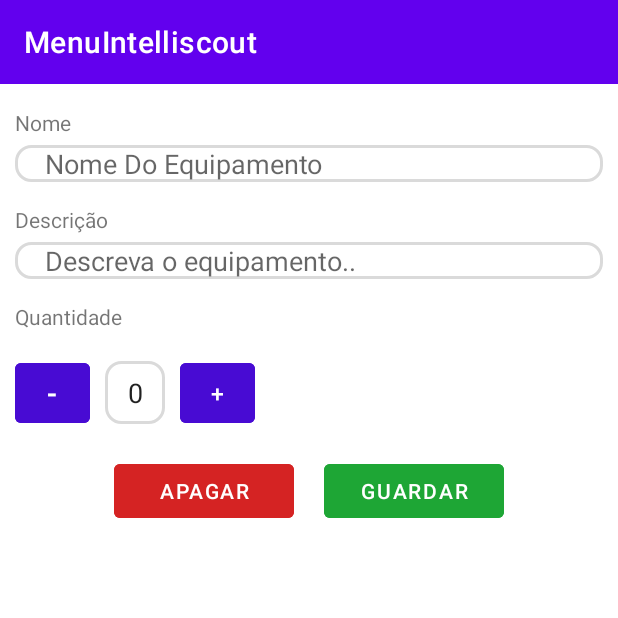
After one commit to NunoIsidoro/IntelliScoutV2.0, an Android app: the EditEquipmentActivity screen opened directly, with no data from a screen before it, on a phone screen of 412 x 824 dp, the top half of it. The commit adds this screen. Run offline under Robolectric (Android 15) with nearby library versions, the phone set to English and light mode, and no system bars; network calls fail; 1 statement that could not run was skipped.

Commit message:
AddEquipment and ListEquipment added

```diff
--- /dev/null
+++ b/app/src/main/java/com/universe/intelliscout/Equipment/EditEquipmentActivity.kt
@@ -0,0 +1,101 @@
+package com.universe.intelliscout.Equipment
+
+import androidx.appcompat.app.AppCompatActivity
+import android.os.Bundle
+import android.widget.Button
+import android.widget.EditText
+import android.widget.Toast
+import com.universe.intelliscout.Models.Equipment
+import com.universe.intelliscout.R
+import kotlinx.coroutines.Dispatchers
+import kotlinx.coroutines.GlobalScope
+import kotlinx.coroutines.launch
+
+class EditEquipmentActivity : AppCompatActivity() {
+    override fun onCreate(savedInstanceState: Bundle?) {
+        super.onCreate(savedInstanceState)
+        setContentView(R.layout.equipment_edit_activity)
+
+        var count = 0
+        var id: Int? = null
+        var name: String? = null
+        var quantity: Int? = null
+        var descr: String? = null
+
+        val editTextQuantity = findViewById<EditText>(R.id.editTextQuantityEquipment)
+        val editTextName = findViewById<EditText>(R.id.editTextName)
+        val editTextDescription = findViewById<EditText>(R.id.editTextDescription)
+        val buttonPlus = findViewById<Button>(R.id.buttonPlus)
+        val buttonDown = findViewById<Button>(R.id.buttonSubtract)
+        val buttonSave = findViewById<Button>(R.id.buttonSave)
+        val buttonDelete = findViewById<Button>(R.id.buttonDelete)
+
+        val bundle = intent.extras
+        bundle?.let{
+            id = it.getInt("id")
+            name = it.getString("name")
+            quantity = it.getInt("quantity")
+            descr = it.getString("descr")
+        }
+
+        count = quantity!!
+
+        editTextName.setText(name)
+        editTextDescription.setText(descr)
+        editTextQuantity.setText(count.toString())
+
+        buttonPlus.setOnClickListener {
+            count = editTextQuantity.text.toString().toInt()
+            // increment counter
+            count++
+            // writes counter position
+            editTextQuantity.setText(count.toString())
+        }
+
+
+        buttonDown.setOnClickListener {
+            count = editTextQuantity.text.toString().toInt()
+            // decrement counter
+            if (count > 0)
+                count--
+            //writes counter position
+            editTextQuantity.setText(count.toString())
+
+        }
+
+        buttonDelete.setOnClickListener {
+
+            GlobalScope.launch(Dispatchers.IO){
+                EquipmentRequest.removeEquipment(id!!)
+            }
+
+            Toast.makeText(this, "Equipamento removido com sucesso!", Toast.LENGTH_SHORT).show()
+            finish()
+
+        }
+
+        buttonSave.setOnClickListener {
+
+            val equipment = Equipment(id, editTextName.text.toString(), editTextQuantity.text.toString().toInt(), editTextDescription.text.toString(), "")
+            var resultRequest = true
+
+            println("equipment = ${equipment.name}")
+
+            GlobalScope.launch(Dispatchers.IO){
+
+                resultRequest = EquipmentRequest.editEquipment(equipment)
+
+            }
+
+            if(resultRequest) {
+                Toast.makeText(this, "Equipamento alterado com sucesso!", Toast.LENGTH_SHORT).show()
+                finish()
+            }
+            else
+                Toast.makeText(this, "Problema no envio, por favor tente novamente!", Toast.LENGTH_SHORT).show()
+
+
+        }
+
+    }
+}
--- a/app/src/main/java/com/universe/intelliscout/Models/Equipment.kt
+++ b/app/src/main/java/com/universe/intelliscout/Models/Equipment.kt
@@ -30,7 +30,7 @@ class Equipment {
         jsonObject.put("name", name)
         jsonObject.put("quantity", quantity)
         jsonObject.put("descr", descr)
-        jsonObject.put("imgUrl", imgUrl)
+        jsonObject.put("img_url", imgUrl)
         return  jsonObject
     }
 
--- a/app/src/main/java/com/universe/intelliscout/Profile/EditProfileActivity.kt
+++ b/app/src/main/java/com/universe/intelliscout/Profile/EditProfileActivity.kt
@@ -7,6 +7,6 @@ import com.universe.intelliscout.R
 class EditProfileActivity : AppCompatActivity() {
     override fun onCreate(savedInstanceState: Bundle?) {
         super.onCreate(savedInstanceState)
-        setContentView(R.layout.activity_edit_profile)
+        setContentView(R.layout.profile_edit_activity)
     }
 }
--- /dev/null
+++ b/app/src/main/res/layout/equipment_edit_activity.xml
@@ -0,0 +1,160 @@
+<?xml version="1.0" encoding="utf-8"?>
+<ScrollView xmlns:android="http://schemas.android.com/apk/res/android"
+    xmlns:app="http://schemas.android.com/apk/res-auto"
+    xmlns:tools="http://schemas.android.com/tools"
+    android:layout_width="match_parent"
+    android:layout_height="match_parent"
+    tools:context=".Equipment.EditEquipmentActivity">
+
+    <androidx.constraintlayout.widget.ConstraintLayout
+        android:layout_width="match_parent"
+        android:layout_height="match_parent">
+
+        <TextView
+            android:id="@+id/textViewName"
+            android:layout_width="wrap_content"
+            android:layout_height="wrap_content"
+            android:layout_marginLeft="10dp"
+            android:layout_marginTop="16dp"
+            android:layout_marginRight="10dp"
+            android:text="Nome"
+            app:layout_constraintEnd_toEndOf="parent"
+            app:layout_constraintHorizontal_bias="0.0"
+            app:layout_constraintStart_toStartOf="parent"
+            app:layout_constraintTop_toTopOf="parent"
+            />
+
+
+        <EditText
+            android:id="@+id/editTextName"
+            android:layout_width="match_parent"
+            android:layout_height="wrap_content"
+            android:paddingLeft="20dp"
+            android:layout_marginLeft="10dp"
+            android:layout_marginTop="5dp"
+            android:layout_marginRight="10dp"
+            android:background="@drawable/edit_text_style"
+            android:hint="Nome Do Equipamento"
+            android:inputType="textPersonName"
+            app:layout_constraintEnd_toEndOf="parent"
+            app:layout_constraintStart_toStartOf="parent"
+            app:layout_constraintTop_toBottomOf="@+id/textViewName" />
+
+        <TextView
+            android:id="@+id/textViewDescription"
+            android:layout_width="0dp"
+            android:layout_height="wrap_content"
+            android:layout_marginLeft="10dp"
+            android:layout_marginTop="15dp"
+            android:layout_marginRight="10dp"
+            android:text="Descrição"
+            app:layout_constraintEnd_toEndOf="parent"
+            app:layout_constraintHorizontal_bias="0.842"
+            app:layout_constraintStart_toStartOf="parent"
+            app:layout_constraintTop_toBottomOf="@id/editTextName" />
+
+        <EditText
+            android:id="@+id/editTextDescription"
+            android:layout_width="match_parent"
+            android:layout_height="wrap_content"
+            android:paddingLeft="20dp"
+            android:layout_marginLeft="10dp"
+            android:layout_marginTop="5dp"
+            android:layout_marginRight="10dp"
+            android:background="@drawable/edit_text_style"
+            android:hint="Descreva o equipamento.."
+            app:layout_constraintEnd_toEndOf="parent"
+            app:layout_constraintStart_toStartOf="parent"
+            app:layout_constraintTop_toBottomOf="@+id/textViewDescription" />
+
+
+
+        <TextView
+            android:id="@+id/textViewQuantity"
+            android:layout_width="0dp"
+            android:layout_height="wrap_content"
+            android:layout_marginLeft="10dp"
+            android:layout_marginTop="15dp"
+            android:layout_marginRight="10dp"
+            android:text="Quantidade"
+            app:layout_constraintEnd_toEndOf="parent"
+            app:layout_constraintStart_toStartOf="parent"
+            app:layout_constraintTop_toBottomOf="@id/editTextDescription" />
+
+
+        <Button
+            android:id="@+id/buttonSubtract"
+            android:layout_width="50dp"
+            android:layout_height="52dp"
+            android:layout_marginStart="10dp"
+            android:layout_marginLeft="10dp"
+            android:layout_marginTop="15dp"
+            android:backgroundTint="@color/blue"
+            android:text="-"
+            android:textColor="@color/white"
+            android:textSize="20dp"
+            app:layout_constraintRight_toLeftOf="@+id/buttonPlus"
+            app:layout_constraintStart_toStartOf="parent"
+            app:layout_constraintTop_toBottomOf="@+id/textViewQuantity" />
+
+        <Button
+            android:id="@+id/buttonPlus"
+            android:layout_width="50dp"
+            android:layout_height="52dp"
+            android:layout_marginTop="15dp"
+            android:layout_marginLeft="10dp"
+            android:backgroundTint="@color/blue"
+            android:text="+"
+            android:textColor="@color/white"
+            android:textSize="15dp"
+            app:layout_constraintLeft_toRightOf="@id/editTextQuantityEquipment"
+            app:layout_constraintTop_toBottomOf="@+id/textViewQuantity" />
+
+
+        <EditText
+            android:id="@+id/editTextQuantityEquipment"
+            android:layout_width="40dp"
+            android:layout_height="42dp"
+            android:layout_marginLeft="175dp"
+            android:layout_marginTop="20dp"
+            android:textAlignment="center"
+            android:background="@drawable/edit_text_style"
+            android:gravity="center"
+            android:inputType="number"
+            app:layout_constraintHorizontal_bias="0.734"
+            app:layout_constraintLeft_toRightOf="@+id/buttonPlus"
+            app:layout_constraintRight_toLeftOf="@id/buttonSubtract"
+            app:layout_constraintTop_toBottomOf="@+id/textViewQuantity" />
+
+        <LinearLayout
+            android:layout_width="match_parent"
+            android:layout_height="wrap_content"
+            android:orientation="horizontal"
+            android:gravity="center"
+            android:layout_marginTop="15dp"
+            app:layout_constraintBottom_toBottomOf="parent"
+            app:layout_constraintEnd_toEndOf="parent"
+            app:layout_constraintStart_toStartOf="parent"
+            app:layout_constraintTop_toBottomOf="@+id/buttonPlus">
+
+            <Button
+                android:id="@+id/buttonDelete"
+                android:layout_width="120dp"
+                android:layout_height="wrap_content"
+                android:backgroundTint="@color/red"
+                android:text="Apagar"
+                android:layout_marginRight="10dp"/>
+
+            <Button
+                android:id="@+id/buttonSave"
+                android:layout_width="120dp"
+                android:layout_height="wrap_content"
+                android:backgroundTint="@color/green"
+                android:text="Guardar"
+                android:layout_marginLeft="10dp"/>
+
+        </LinearLayout>
+
+    </androidx.constraintlayout.widget.ConstraintLayout>
+
+</ScrollView>
--- a/app/src/main/res/values/colors.xml
+++ b/app/src/main/res/values/colors.xml
@@ -3,6 +3,9 @@
     <color name="purple_200">#FFBB86FC</color>
     <color name="purple_500">#FF6200EE</color>
     <color name="purple_700">#FF3700B3</color>
+    <color name="green">#1EA635</color>
+    <color name="blue">#480BD3</color>
+    <color name="red">#D52323</color>
     <color name="teal_200">#FF03DAC5</color>
     <color name="teal_700">#FF018786</color>
     <color name="black">#FF000000</color>
```
Also changed, not shown: app/src/main/AndroidManifest.xml (+9 -7 lines), app/src/main/java/com/universe/intelliscout/Equipment/AddEquipmentActivity.kt (added, +76 -0 lines), app/src/main/java/com/universe/intelliscout/Equipment/EquipmentRequest.kt (+21 -5 lines), app/src/main/java/com/universe/intelliscout/Equipment/ListEquipmentActivity.kt (added, +98 -0 lines), app/src/main/java/com/universe/intelliscout/HomeActivity.kt (+10 -8 lines), app/src/main/res/layout/equipment_add_activity.xml (added, +133 -0 lines), app/src/main/res/layout/equipment_list_activity.xml (added, +18 -0 lines), app/src/main/res/layout/row_equipment.xml (added, +69 -0 lines), app/src/main/res/layout/profile_edit_activity.xml (renamed from app/src/main/res/layout/activity_edit_profile.xml).
